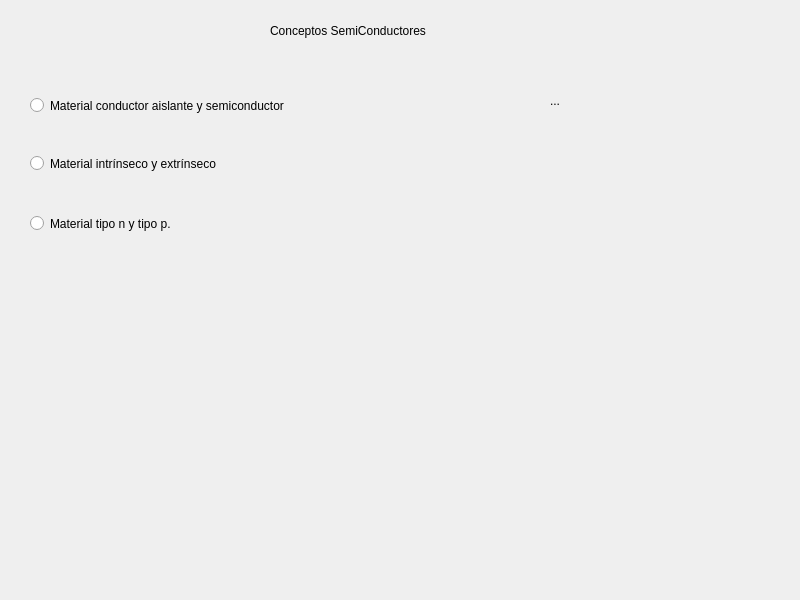
This is aplicacion/Tarea2_electronica/info_window.ui in jacobbonilla21/electronica as Qt 5 draws it before an edit. The edited form follows.
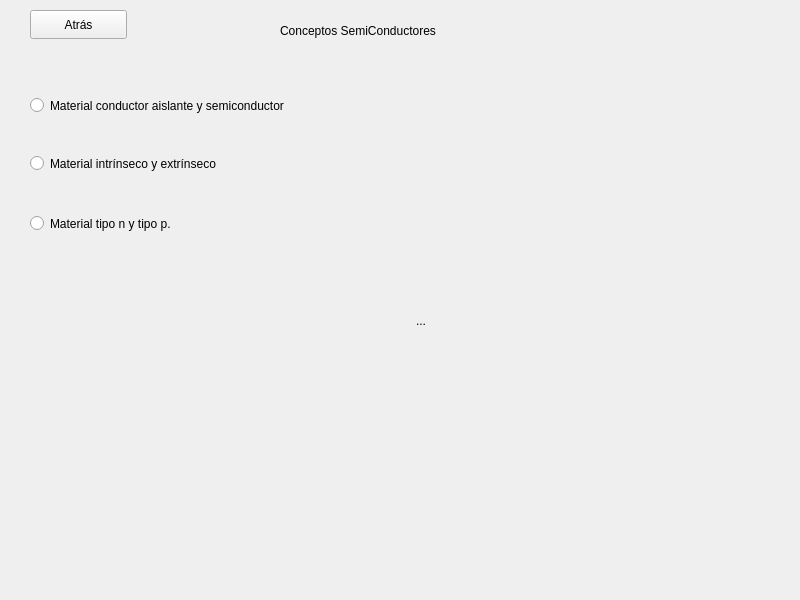
This is the edited form.

Commit message: Reajuste de tamaños y comportamiento de ventanas y elementos

What changed in the file:
```diff
--- a/aplicacion/Tarea2_electronica/info_window.ui
+++ b/aplicacion/Tarea2_electronica/info_window.ui
@@ -56,10 +56,10 @@
    <widget class="QLabel" name="label">
     <property name="geometry">
      <rect>
-      <x>550</x>
+      <x>416</x>
       <y>90</y>
-      <width>67</width>
-      <height>21</height>
+      <width>331</width>
+      <height>461</height>
      </rect>
     </property>
     <property name="text">
@@ -69,9 +69,9 @@
    <widget class="QLabel" name="label_2">
     <property name="geometry">
      <rect>
-      <x>270</x>
+      <x>280</x>
       <y>20</y>
-      <width>271</width>
+      <width>211</width>
       <height>21</height>
      </rect>
     </property>
@@ -79,6 +79,19 @@
      <string>Conceptos SemiConductores</string>
     </property>
    </widget>
+   <widget class="QPushButton" name="BotonAtras">
+    <property name="geometry">
+     <rect>
+      <x>30</x>
+      <y>10</y>
+      <width>97</width>
+      <height>29</height>
+     </rect>
+    </property>
+    <property name="text">
+     <string>Atrás</string>
+    </property>
+   </widget>
   </widget>
  </widget>
  <resources/>
```
The commit also changes 4 other files.
